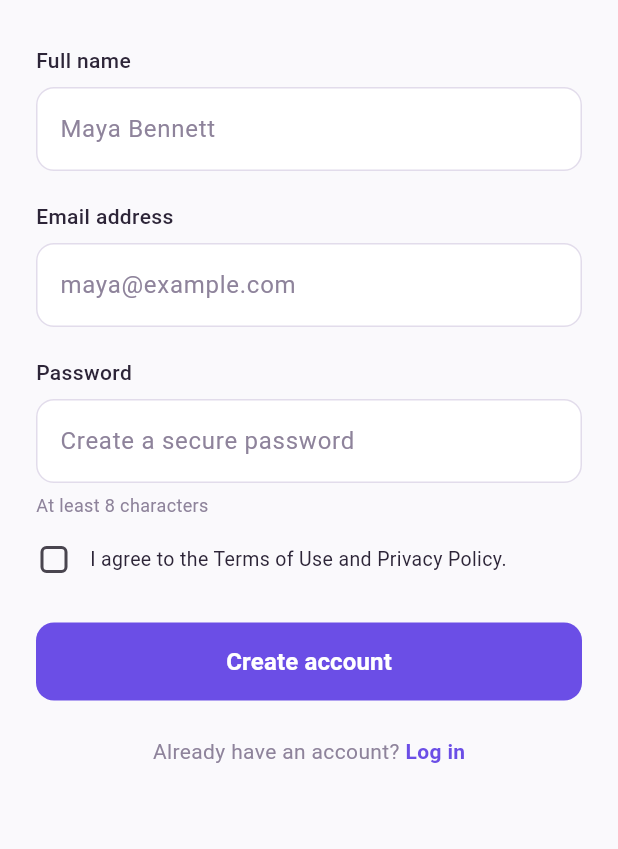
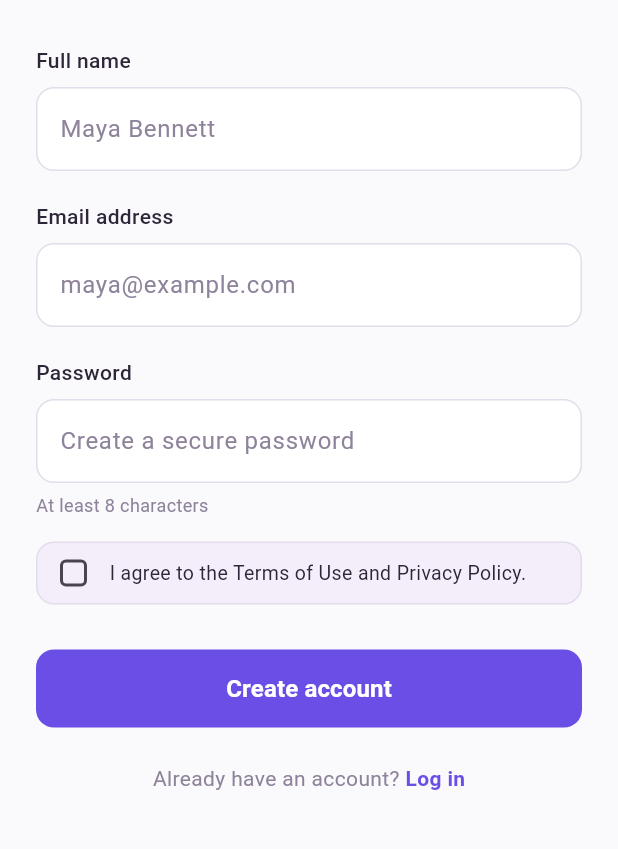
Before and after one commit to cepdnaclk/e22-3yp-himummy, a Flutter app: the RegistrationScreen screen opened directly, on a phone screen of 412 x 824 dp, the part 228-1077 px from its top. Run offline on Flutter 3.47's test engine with Material 3 defaults, Android fonts, the phone set to English and light mode, and no system bars; our stand-ins replace fl_chart; Roboto replaces fonts that are missing (Nunito Sans).

Commit message:
feat: refine registration screen

```diff
--- a/code/himummy_mobile/lib/presentation/screens/auth/registration_screen.dart
+++ b/code/himummy_mobile/lib/presentation/screens/auth/registration_screen.dart
@@ -189,8 +189,15 @@ class _RegistrationScreenState extends State<RegistrationScreen> {
 
                 const SizedBox(height: 16),
 
-                // Terms and conditions agreement checkbox row
-                Row(
+                // Terms and conditions agreement box matching Figma design
+                Container(
+                  padding: const EdgeInsets.symmetric(horizontal: 12, vertical: 8),
+                  decoration: BoxDecoration(
+                    color: AppColors.lightPurpleBg,
+                    borderRadius: BorderRadius.circular(12),
+                    border: Border.all(color: AppColors.borderGrey),
+                  ),
+                  child: Row(
                     children: [
                       SizedBox(
                         height: 24,
@@ -219,6 +226,7 @@ class _RegistrationScreenState extends State<RegistrationScreen> {
                         ),
                       ),
                     ],
+                  ),
                 ),
 
                 const SizedBox(height: 30),
```
Lines whose indentation alone changed are shown as unchanged.
